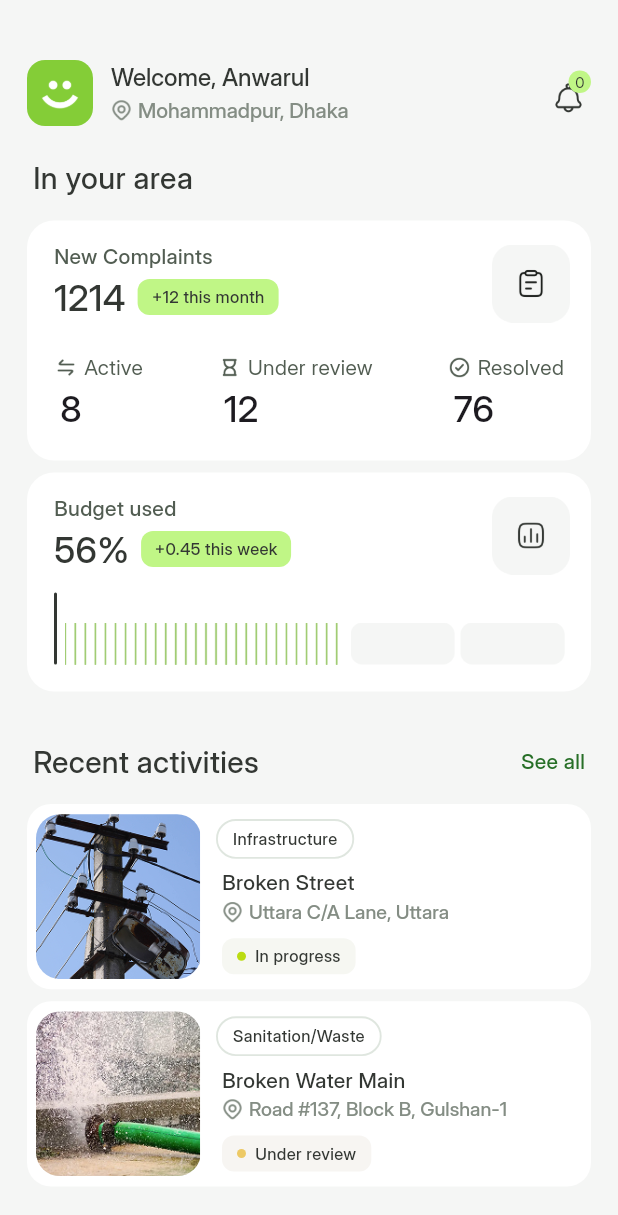
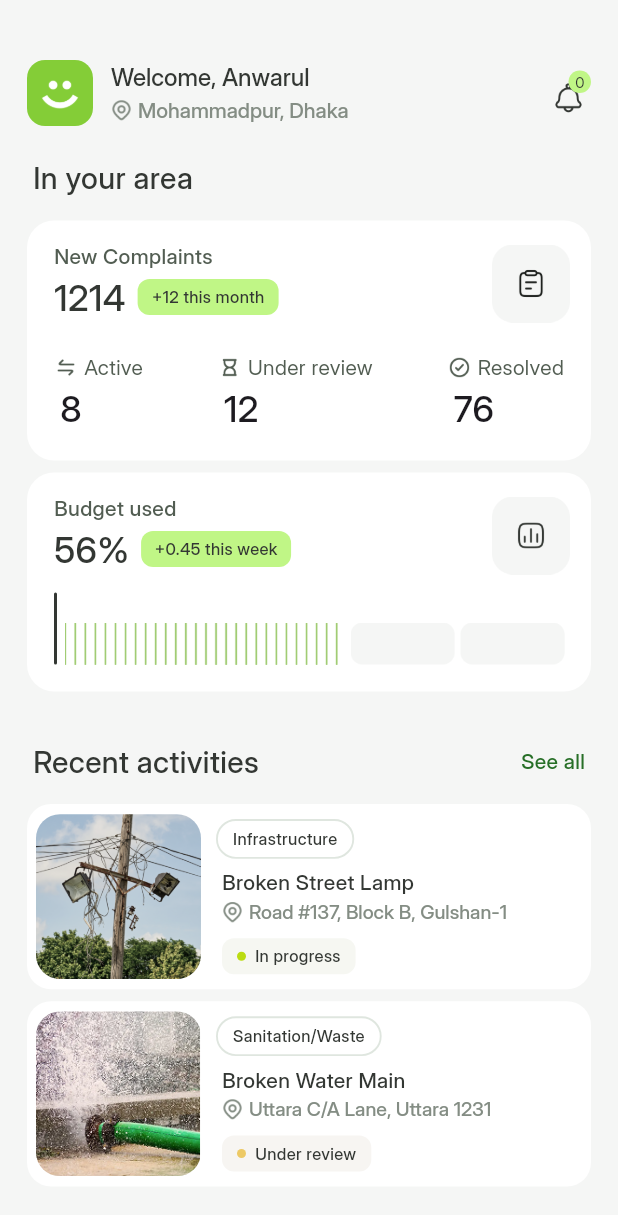
Before and after one commit to aanikaa2325-bit/sivic, a Flutter app: the HomePage screen opened directly, on a phone screen of 412 x 824 dp. Shown: the top 1215 px of the screen. Run offline on Flutter 3.47's test engine with Material 3 defaults, Android fonts, the phone set to English and light mode, and no system bars; our stand-ins replace dotted_border.

Commit message:
modified navigations

```diff
--- a/lib/screens/complaint_page.dart
+++ b/lib/screens/complaint_page.dart
@@ -12,7 +12,7 @@ class AssetData {
   final String imagePath;
   final CategoryType category;
 
-  AssetData({
+  const AssetData({
     required this.title,
     required this.location,
     required this.imagePath,
--- a/lib/screens/home_page.dart
+++ b/lib/screens/home_page.dart
@@ -2,6 +2,7 @@ import 'package:flutter/material.dart';
 import 'package:sivic/widgets/activity.dart';
 import 'package:sivic/widgets/budget_progress_bar.dart';
 import 'package:sivic/screens/profile.dart';
+import 'package:sivic/screens/complaint_page.dart';
 
 class HomePage extends StatefulWidget {
   const HomePage({super.key});
@@ -404,20 +405,52 @@ class _HomePageState extends State<HomePage> {
                   ),
                 ),
                 SizedBox(height: 14),
-                Activity(
+                InkWell(
+                  onTap: () {
+                    Navigator.push(
+                      context,
+                      MaterialPageRoute(builder: (context) => const ComplaintPage(
+                          data: AssetData(
+                            title: "Broken Street Lamp",
+                            location: "Road #137, Block B, Gulshan-1",
+                            imagePath: "assets/images/complaint_image_1.png",
+                            category: CategoryType.infrastructure,
+                          ),
+                        ),
+                      ),
+                    );
+                  },
+                  child: Activity(
                     category: 'Infrastructure',
-                  title: 'Broken Street',
-                  address: 'Uttara C/A Lane, Uttara',
+                    title: 'Broken Street Lamp',
+                    address: 'Road #137, Block B, Gulshan-1',
                     progressStatus: 'In progress',
-                  imagePath: 'assets/images/issue_image_1.png',
+                    imagePath: 'assets/images/complaint_image_1.png',
+                  ),
                 ),
                 SizedBox(height: 8),
-                Activity(
+                InkWell(
+                  onTap: () {
+                    Navigator.push(
+                      context,
+                      MaterialPageRoute(builder: (context) => const ComplaintPage(
+                        data: AssetData(
+                          title: "Broken Water Main",
+                          location: "Uttara C/A Lane, Uttara 1231",
+                          imagePath: "assets/images/issue_image_2.png",
+                          category: CategoryType.waste,
+                        ),
+                      ),
+                      ),
+                    );
+                  },
+                  child: Activity(
                     category: 'Sanitation/Waste',
                     title: 'Broken Water Main',
-                  address: 'Road #137, Block B, Gulshan-1',
+                    address: 'Uttara C/A Lane, Uttara 1231',
                     progressStatus: 'Under review',
                     imagePath: 'assets/images/issue_image_2.png',
+                  ),
                 ),
                 SizedBox(height: 16),
               ],
```
Also changed, not shown: lib/main.dart (+1 -8 lines). Lines whose indentation alone changed are shown as unchanged.
